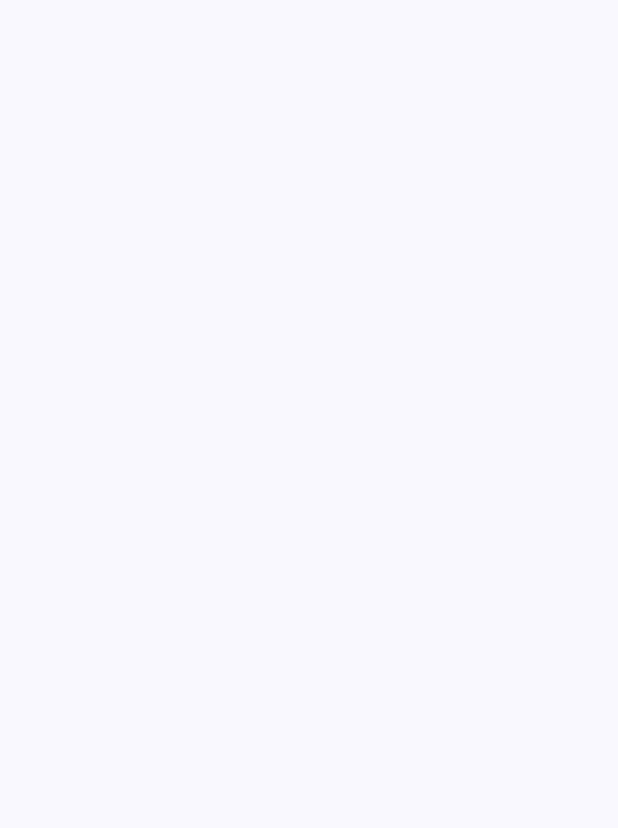
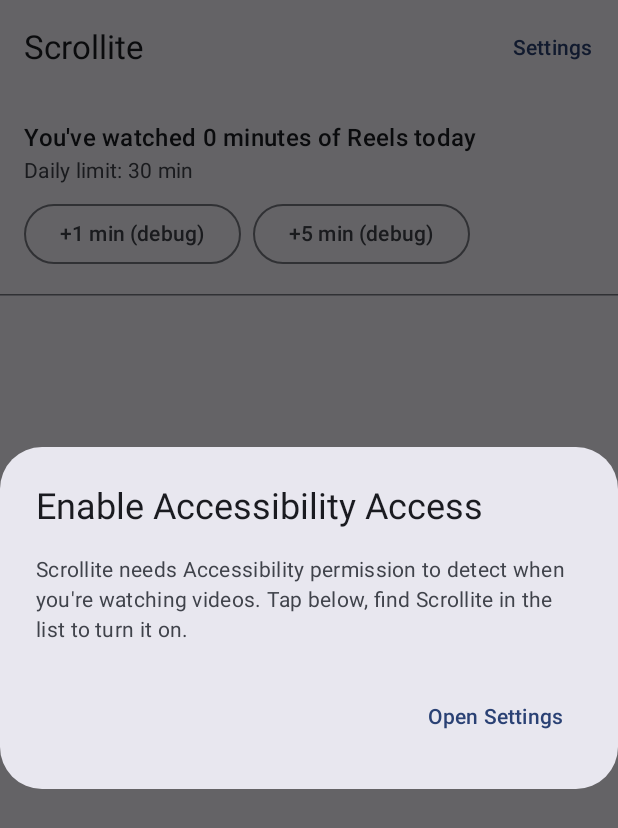
Before and after one commit to JY-Proj/Scrollite, an Android app built with Jetpack Compose: the screen it shows after launch (MainActivity), on a phone screen of 412 x 824 dp. Before the commit the part shown is empty. Shown: the top 828 px of the screen. Run offline under Robolectric (Android 15) with nearby library versions, the phone set to English and light mode, and no system bars; our stand-ins replace Room's generated code.

Commit message:
Phase 2: UI Display of Time + Exceeding Time Handling
There are temporary add minutes buttons to test; remove in production.
Removed handling to prevent repeated notifications when exceeding watch limit.
Changed wording on notifications

```diff
--- a/app/src/main/java/com/jynx/scrollite/MainActivity.kt
+++ b/app/src/main/java/com/jynx/scrollite/MainActivity.kt
@@ -4,48 +4,164 @@ import android.os.Bundle
 import androidx.activity.ComponentActivity
 import androidx.activity.compose.setContent
 import androidx.activity.enableEdgeToEdge
+import androidx.compose.foundation.layout.Column
 import androidx.compose.foundation.layout.fillMaxSize
 import androidx.compose.foundation.layout.padding
+import androidx.compose.material3.ExperimentalMaterial3Api
+import androidx.compose.material3.HorizontalDivider
 import androidx.compose.material3.Scaffold
+import androidx.compose.material3.Text
+import androidx.compose.material3.TextButton
+import androidx.compose.material3.TopAppBar
+import androidx.compose.runtime.Composable
+import androidx.compose.runtime.getValue
+import androidx.compose.runtime.mutableStateOf
 import androidx.compose.runtime.remember
+import androidx.compose.runtime.saveable.rememberSaveable
+import androidx.compose.runtime.setValue
 import androidx.compose.ui.Modifier
 import androidx.compose.ui.platform.LocalContext
 import androidx.lifecycle.viewmodel.compose.viewModel
 import com.jynx.scrollite.data.AppDatabase
 import com.jynx.scrollite.data.RoomReelsRepository
+import com.jynx.scrollite.data.ScreenTimeStore
 import com.jynx.scrollite.ui.reels.ReelsListScreen
 import com.jynx.scrollite.ui.reels.ReelsListViewModel
+import com.jynx.scrollite.ui.screentime.ScreenTimeSummary
+import com.jynx.scrollite.ui.screentime.ScreenTimeViewModel
+import com.jynx.scrollite.ui.screentime.SettingsScreen
 import com.jynx.scrollite.ui.theme.ScrolliteTheme
 import android.Manifest
 import android.os.Build
 import androidx.activity.result.contract.ActivityResultContracts
+import android.provider.Settings
+import android.content.Intent
+import android.content.pm.PackageManager
+import androidx.compose.material3.AlertDialog
+import androidx.core.content.ContextCompat
+
 
 class MainActivity : ComponentActivity() {
-    private val requestNotificationPermission = registerForActivityResult(ActivityResultContracts.RequestPermission()){
+    private val requestNotificationPermission =
+        registerForActivityResult(ActivityResultContracts.RequestPermission()) {}
 
-    }
+    private var showAccessibilityDialog by mutableStateOf(false)
+
     override fun onCreate(savedInstanceState: Bundle?) {
         super.onCreate(savedInstanceState)
-        if (Build.VERSION.SDK_INT >= Build.VERSION_CODES.TIRAMISU){
-            requestNotificationPermission.launch(Manifest.permission.POST_NOTIFICATIONS)
-        }
         enableEdgeToEdge()
         setContent {
             ScrolliteTheme {
-                Scaffold(modifier = Modifier.fillMaxSize()) { innerPadding ->
-                    val context = LocalContext.current
-                    val repository = remember {
-                        RoomReelsRepository(AppDatabase.getInstance(context).reelDao(), context)
-                    }
-                    val viewModel: ReelsListViewModel = viewModel(
-                        factory = ReelsListViewModel.Factory(repository)
-                    )
-                    ReelsListScreen(
-                        viewModel = viewModel,
-                        modifier = Modifier.padding(innerPadding)
+                AppRoot()
+
+                if (showAccessibilityDialog) {
+                    AlertDialog(
+                        onDismissRequest = { /* not dismissible — this permission is core to the app */ },
+                        title = { Text("Enable Accessibility Access") },
+                        text = {
+                            Text(
+                                "Scrollite needs Accessibility permission to detect when you're " +
+                                        "watching videos. Tap below, find Scrollite in the list to turn it on."
+                            )
+                        },
+                        confirmButton = {
+                            TextButton(onClick = { promptEnableAccessibilityService() }) {
+                                Text("Open Settings")
+                            }
+                        }
                     )
                 }
             }
         }
     }
+
+    override fun onResume() {
+        super.onResume()
+        showAccessibilityDialog = !isAccessibilityServiceEnabled()
+        requestNotificationPermissionIfNeeded()
+    }
+
+    private fun requestNotificationPermissionIfNeeded() {
+        if (Build.VERSION.SDK_INT < Build.VERSION_CODES.TIRAMISU) return
+        val granted = ContextCompat.checkSelfPermission(
+            this, Manifest.permission.POST_NOTIFICATIONS
+        ) == PackageManager.PERMISSION_GRANTED
+        if (!granted) {
+            requestNotificationPermission.launch(Manifest.permission.POST_NOTIFICATIONS)
+        }
+    }
+
+    private fun isAccessibilityServiceEnabled(): Boolean {
+        val expectedComponentName = "$packageName/${ReelsAccessibilityService::class.java.canonicalName}"
+        val enabledServices = Settings.Secure.getString(
+            contentResolver,
+            Settings.Secure.ENABLED_ACCESSIBILITY_SERVICES
+        ) ?: return false
+        return enabledServices.split(':').any { it.equals(expectedComponentName, ignoreCase = true) }
+    }
+
+    private fun promptEnableAccessibilityService() {
+        startActivity(Intent(Settings.ACTION_ACCESSIBILITY_SETTINGS))
+    }
 }
+
+@OptIn(ExperimentalMaterial3Api::class)
+@Composable
+private fun AppRoot(modifier: Modifier = Modifier) {
+    val context = LocalContext.current
+
+    val reelsRepository = remember {
+        RoomReelsRepository(AppDatabase.getInstance(context).reelDao(), context)
+    }
+    val reelsViewModel: ReelsListViewModel = viewModel(
+        factory = ReelsListViewModel.Factory(reelsRepository)
+    )
+
+    val screenTimeStore = remember { ScreenTimeStore(context.applicationContext) }
+    val screenTimeViewModel: ScreenTimeViewModel = viewModel(
+        factory = ScreenTimeViewModel.Factory(screenTimeStore)
+    )
+
+    // Lightweight two-screen toggle — avoids pulling in a navigation dependency
+    // for what is currently just main <-> settings.
+    var showSettings by rememberSaveable { mutableStateOf(false) }
+
+    Scaffold(
+        modifier = modifier.fillMaxSize(),
+        topBar = {
+            TopAppBar(
+                title = { Text(if (showSettings) "Settings" else "Scrollite") },
+                navigationIcon = {
+                    if (showSettings) {
+                        TextButton(onClick = { showSettings = false }) {
+                            Text("Back")
+                        }
+                    }
+                },
+                actions = {
+                    if (!showSettings) {
+                        TextButton(onClick = { showSettings = true }) {
+                            Text("Settings")
+                        }
+                    }
+                },
+            )
+        },
+    ) { innerPadding ->
+        if (showSettings) {
+            SettingsScreen(
+                viewModel = screenTimeViewModel,
+                modifier = Modifier.padding(innerPadding),
+            )
+        } else {
+            Column(modifier = Modifier.padding(innerPadding)) {
+                ScreenTimeSummary(viewModel = screenTimeViewModel)
+                HorizontalDivider()
+                ReelsListScreen(
+                    viewModel = reelsViewModel,
+                    modifier = Modifier.fillMaxSize(),
+                )
+            }
+        }
+    }
+}
--- /dev/null
+++ b/app/src/main/java/com/jynx/scrollite/ui/screentime/ScreenTimeSummary.kt
@@ -0,0 +1,74 @@
+package com.jynx.scrollite.ui.screentime
+
+import androidx.compose.foundation.layout.Arrangement
+import androidx.compose.foundation.layout.Column
+import androidx.compose.foundation.layout.Row
+import androidx.compose.foundation.layout.fillMaxWidth
+import androidx.compose.foundation.layout.padding
+import androidx.compose.material3.MaterialTheme
+import androidx.compose.material3.OutlinedButton
+import androidx.compose.material3.Text
+import androidx.compose.runtime.Composable
+import androidx.compose.runtime.getValue
+import androidx.compose.ui.Modifier
+import androidx.compose.ui.graphics.Color
+import androidx.compose.ui.text.font.FontWeight
+import androidx.compose.ui.unit.dp
+import androidx.lifecycle.compose.collectAsStateWithLifecycle
+
+/**
+ * Shows today's accumulated Reels time. Turns to an error color and swaps
+ * to a "limit reached" message once [ScreenTimeUiState.limitReached] flips —
+ * the visible payoff of the timing + limit work, testable without needing
+ * notifications set up.
+ */
+@Composable
+fun ScreenTimeSummary(
+    viewModel: ScreenTimeViewModel,
+    modifier: Modifier = Modifier,
+) {
+    val state by viewModel.uiState.collectAsStateWithLifecycle()
+
+    val emphasisColor: Color =
+        if (state.limitReached) MaterialTheme.colorScheme.error
+        else MaterialTheme.colorScheme.onSurface
+
+    Column(modifier = modifier.fillMaxWidth().padding(16.dp)) {
+        Text(
+            text = "You've watched ${state.minutesWatched} " +
+                (if (state.minutesWatched == 1L) "minute" else "minutes") +
+                " of Reels today",
+            style = MaterialTheme.typography.titleMedium,
+            fontWeight = FontWeight.SemiBold,
+            color = emphasisColor,
+        )
+
+        if (state.limitReached) {
+            Text(
+                text = "Daily limit reached (${state.limitMinutes} min)",
+                style = MaterialTheme.typography.bodyMedium,
+                color = MaterialTheme.colorScheme.error,
+            )
+        } else {
+            Text(
+                text = "Daily limit: ${state.limitMinutes} min",
+                style = MaterialTheme.typography.bodyMedium,
+                color = MaterialTheme.colorScheme.onSurfaceVariant,
+            )
+        }
+
+        // TEMP: simulate real timing writes before Person A's service timing
+        // lands. Remove once real timing is live.
+        Row(
+            modifier = Modifier.fillMaxWidth().padding(top = 8.dp),
+            horizontalArrangement = Arrangement.spacedBy(8.dp),
+        ) {
+            OutlinedButton(onClick = { viewModel.addDebugTime(60_000L) }) {
+                Text("+1 min (debug)")
+            }
+            OutlinedButton(onClick = { viewModel.addDebugTime(5 * 60_000L) }) {
+                Text("+5 min (debug)")
+            }
+        }
+    }
+}
--- /dev/null
+++ b/app/src/main/java/com/jynx/scrollite/ui/screentime/ScreenTimeViewModel.kt
@@ -0,0 +1,56 @@
+package com.jynx.scrollite.ui.screentime
+
+import androidx.lifecycle.ViewModel
+import androidx.lifecycle.viewModelScope
+import androidx.lifecycle.viewmodel.initializer
+import androidx.lifecycle.viewmodel.viewModelFactory
+import com.jynx.scrollite.data.ScreenTimeStore
+import kotlinx.coroutines.flow.SharingStarted
+import kotlinx.coroutines.flow.StateFlow
+import kotlinx.coroutines.flow.combine
+import kotlinx.coroutines.flow.stateIn
+import kotlinx.coroutines.launch
+
+/**
+ * Derived UI state for the screen-time summary. [limitReached] is computed
+ * from the same numbers shown so the warning treatment can never disagree
+ * with the displayed minutes.
+ */
+data class ScreenTimeUiState(
+    val minutesWatched: Long = 0L,
+    val limitMinutes: Int = 0,
+    val limitReached: Boolean = false,
+)
+
+class ScreenTimeViewModel(private val store: ScreenTimeStore) : ViewModel() {
+
+    val dailyLimitMinutes: StateFlow<Int> = store.dailyLimitFlow
+        .stateIn(viewModelScope, SharingStarted.WhileSubscribed(5000), 0)
+
+    val uiState: StateFlow<ScreenTimeUiState> =
+        combine(store.todayTotalFlow, store.dailyLimitFlow) { totalMillis, limitMinutes ->
+            ScreenTimeUiState(
+                minutesWatched = totalMillis / 60_000L,
+                limitMinutes = limitMinutes,
+                limitReached = totalMillis >= limitMinutes * 60_000L,
+            )
+        }.stateIn(viewModelScope, SharingStarted.WhileSubscribed(5000), ScreenTimeUiState())
+
+    fun setDailyLimit(minutes: Int) {
+        viewModelScope.launch { store.setDailyLimit(minutes) }
+    }
+
+    /**
+     * TEMP: lets the UI simulate real timing writes before Person A's
+     * accessibility-service timing lands. Remove once real timing is live.
+     */
+    fun addDebugTime(millis: Long) {
+        viewModelScope.launch { store.addElapsedTime(millis) }
+    }
+
+    companion object {
+        fun Factory(store: ScreenTimeStore) = viewModelFactory {
+            initializer { ScreenTimeViewModel(store) }
+        }
+    }
+}
```
Also changed, not shown: app/src/main/java/com/jynx/scrollite/ReelsAccessibilityService.kt (+5 -5 lines), app/src/main/java/com/jynx/scrollite/ui/screentime/SettingsScreen.kt (added, +62 -0 lines).
